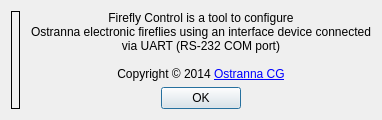
Old version of the form MeshConsole/AboutFC.ui in the repository Kreyl/armlet.
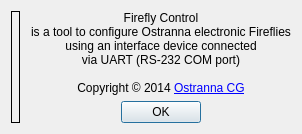
New version of the form. Icons and pictures are not drawn.

Commit message: FireflyControl draft

The edit to the form file:
```diff
--- a/MeshConsole/AboutFC.ui
+++ b/MeshConsole/AboutFC.ui
@@ -40,7 +40,7 @@
      <item>
       <widget class="QLabel" name="textLabel">
        <property name="text">
-        <string>Firefly Control is a tool to configure&lt;br&gt;Ostranna electronic fireflies using an interface device connected&lt;br&gt;via UART (RS-232 COM port)&lt;br&gt;&lt;br&gt;Copyright &amp;copy; 2014 &lt;a href=&quot;http://ostranna.ru&quot;&gt;Ostranna CG&lt;/a&gt;</string>
+        <string>Firefly Control&lt;br&gt;is a tool to configure Ostranna electronic Fireflies&lt;br&gt;using an interface device connected&lt;br&gt;via UART (RS-232 COM port)&lt;br&gt;&lt;br&gt;Copyright &amp;copy; 2014 &lt;a href=&quot;http://ostranna.ru&quot;&gt;Ostranna CG&lt;/a&gt;</string>
        </property>
        <property name="alignment">
         <set>Qt::AlignCenter</set>
```
The commit also changes 4 other files.
